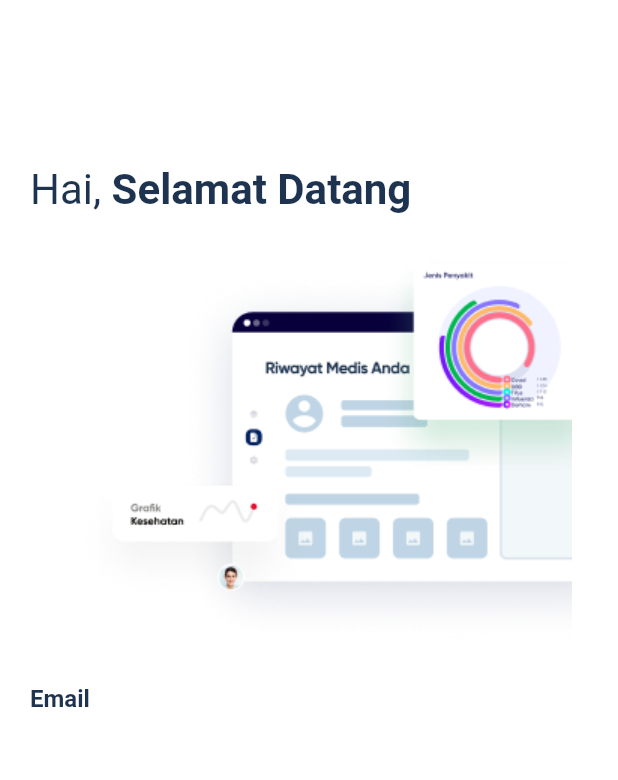
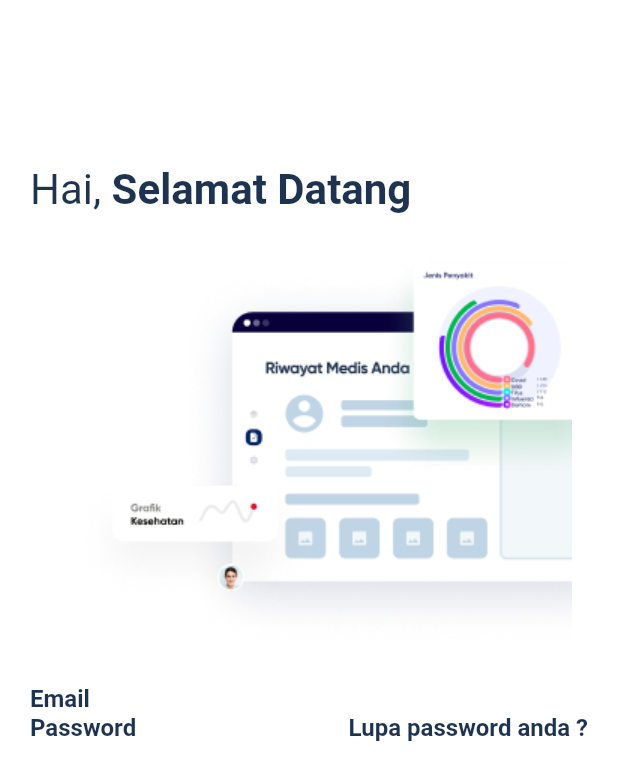
Before and after one commit to BintangNadiMaulana/healthycare, a Flutter app: the screen it shows after launch, on a phone screen of 412 x 824 dp. Shown: the top 780 px of the screen. Run offline on Flutter 3.47's test engine with Material 2 defaults, Android fonts, the phone set to English and light mode, and no system bars.

Commit message:
commit password & lupa password anda

```diff
--- a/lib/Screen/register_page.dart
+++ b/lib/Screen/register_page.dart
@@ -37,6 +37,16 @@ class _RegisterPageState extends State<RegisterPage> {
           ),
           Image.asset("assets/images/login_image.png"),
           ResUseAbleWidget().primaryColorText("Email"),
+          Padding(
+            padding: const EdgeInsets.only(right: 20),
+            child: Row(
+              mainAxisAlignment: MainAxisAlignment.spaceBetween,
+              children: [
+                ResUseAbleWidget().primaryColorText("Password"),
+                ResUseAbleWidget().primaryColorText("Lupa password anda ?")
+              ],
+            ),
+          )
         ],
       ),
     );
```
